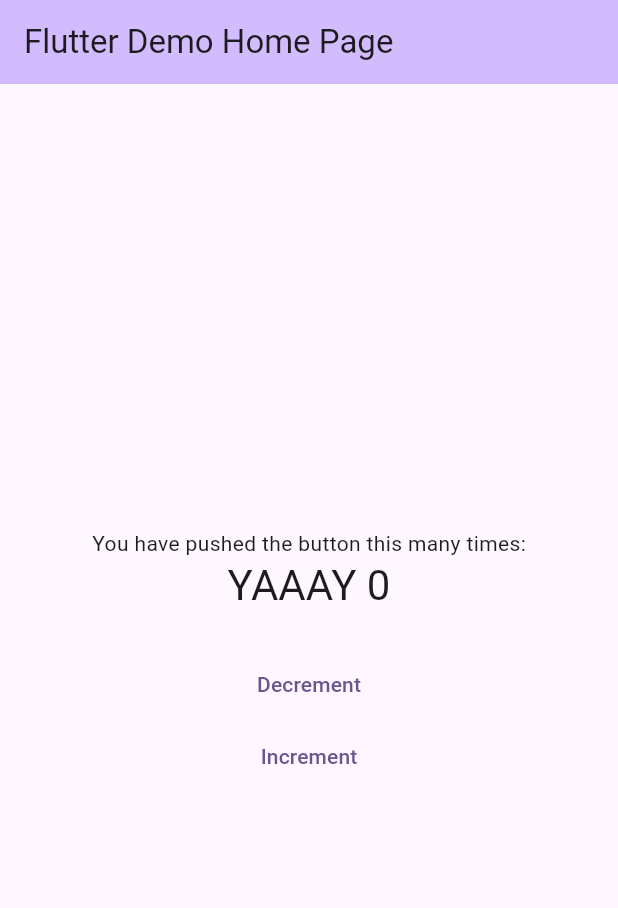
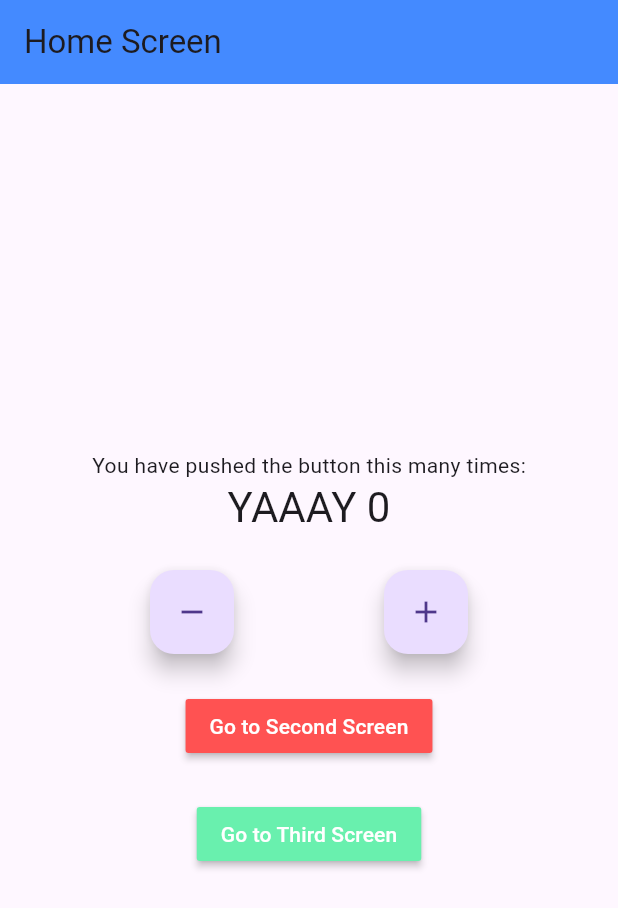
Before and after one commit to pxai/flutterbloccounter, a Flutter app: the screen it shows after launch, on a phone screen of 412 x 824 dp. Shown: the top 908 px of the screen. Run offline on Flutter 3.47's test engine with Material 3 defaults, Android fonts, the phone set to English and light mode, and no system bars; our stand-ins replace bloc, flutter_bloc.

Commit message:
Changed to routes with shared state

```diff
--- a/lib/main.dart
+++ b/lib/main.dart
@@ -1,121 +1,28 @@
 import 'package:flutter/material.dart';
 import 'package:flutter_bloc/flutter_bloc.dart';
 import 'state/counter_cubit.dart';
+import 'presentation/router/app_router.dart';
 
 void main() {
-  runApp(const MyApp());
+  runApp(MyApp());
 }
 
 class MyApp extends StatelessWidget {
-  const MyApp({super.key});
+  final AppRouter _appRouter = AppRouter();
 
   // This widget is the root of your application.
   @override
   Widget build(BuildContext context) {
-    return MaterialApp(
-      title: 'Flutter Demo',
-      theme: ThemeData(
-        colorScheme: ColorScheme.fromSeed(seedColor: Colors.deepPurple),
-        useMaterial3: true,
-      ),
-      home: BlocProvider<CounterCubit>(
-        create: (context) => CounterCubit(),
-        child: const MyHomePage(title: 'Flutter Demo Home Page'),
+    return BlocProvider<CounterCubit>(
+      create: (context) => CounterCubit(),
+      child: MaterialApp(
+        title: 'Flutter Demo',
+        theme: ThemeData(
+          primarySwatch: Colors.blue,
+          visualDensity: VisualDensity.adaptivePlatformDensity,
+        ),
+        onGenerateRoute: _appRouter.onGenerateRoute,
       ),
     );
   }
 }
-
-class MyHomePage extends StatefulWidget {
-  const MyHomePage({super.key, required this.title});
-  final String title;
-
-  @override
-  State<MyHomePage> createState() => _MyHomePageState();
-}
-
-class _MyHomePageState extends State<MyHomePage> {
-  int _counter = 0;
-
-  void _incrementCounter() {
-    setState(() {
-      _counter++;
-    });
-  }
-
-  @override
-  Widget build(BuildContext context) {
-    return Scaffold(
-      appBar: AppBar(
-        backgroundColor: Theme.of(context).colorScheme.inversePrimary,
-        title: Text(widget.title),
-      ),
-      body: Center(
-        child: Column(
-          mainAxisAlignment: MainAxisAlignment.center,
-          children: <Widget>[
-            const Text(
-              'You have pushed the button this many times:',
-            ),
-            BlocConsumer<CounterCubit, CounterState>(
-              listener: (context, state) {
-                if (state.wasIncremented == true) {
-                  ScaffoldMessenger.of(context).showSnackBar(
-                    SnackBar(
-                      content: Text('Incremented!'),
-                      duration: Duration(milliseconds: 300),
-                    ),
-                  );
-                } else if (state.wasIncremented == false) {
-                  ScaffoldMessenger.of(context).showSnackBar(
-                    SnackBar(
-                      content: Text('Decremented!'),
-                      duration: Duration(milliseconds: 300),
-                    ),
-                  );
-                }
-              },
-              builder: (context, state) {
-                if (state.counterValue < 0) {
-                  return Text(
-                    'BRR, NEGATIVE ' + state.counterValue.toString(),
-                    style: Theme.of(context).textTheme.headline4,
-                  );
-                } else if (state.counterValue % 2 == 0) {
-                  return Text(
-                    'YAAAY ' + state.counterValue.toString(),
-                    style: Theme.of(context).textTheme.headline4,
-                  );
-                } else if (state.counterValue == 5) {
-                  return Text(
-                    'HMM, NUMBER 5',
-                    style: Theme.of(context).textTheme.headline4,
-                  );
-                } else
-                  return Text(
-                    state.counterValue.toString(),
-                    style: Theme.of(context).textTheme.headline4,
-                  );
-              },
-            ),
-            SizedBox(
-              height: 24,
-            ),
-            TextButton(
-                onPressed: () {
-                  BlocProvider.of<CounterCubit>(context).decrement();
-                  // context.bloc<CounterCubit>().decrement();
-                },
-                child: const Text('Decrement')),
-            TextButton(
-                onPressed: () {
-                  BlocProvider.of<CounterCubit>(context).increment();
-                  // context.bloc<CounterCubit>().increment();
-                },
-                child: const Text('Increment')),
-          ],
-        ),
-      ),
-    );
-  }
-}
--- /dev/null
+++ b/lib/presentation/router/app_router.dart
@@ -0,0 +1,36 @@
+import 'package:flutter/material.dart';
+
+import 'package:flutterbloccounter/presentation/screens/home_screen.dart';
+import 'package:flutterbloccounter/presentation/screens/second_screen.dart';
+import 'package:flutterbloccounter/presentation/screens/third_screen.dart';
+
+class AppRouter {
+  Route? onGenerateRoute(RouteSettings settings) {
+    final Object? key = settings.arguments;
+    switch (settings.name) {
+      case '/':
+        return MaterialPageRoute(
+          builder: (_) => const MyHomePage(
+            title: "Home Screen",
+            color: Colors.blueAccent,
+          ),
+        );
+      case '/second':
+        return MaterialPageRoute(
+          builder: (_) => const SecondScreenPage(
+            title: "Second Screen",
+            color: Colors.redAccent,
+          ),
+        );
+      case '/third':
+        return MaterialPageRoute(
+          builder: (_) => const ThirdScreenPage(
+            title: "Thirst Screen",
+            color: Colors.greenAccent,
+          ),
+        );
+      default:
+        return null;
+    }
+  }
+}
--- /dev/null
+++ b/lib/presentation/screens/home_screen.dart
@@ -0,0 +1,134 @@
+import 'package:flutter/material.dart';
+import 'package:flutter_bloc/flutter_bloc.dart';
+import 'package:flutterbloccounter/state/counter_cubit.dart';
+
+class MyHomePage extends StatefulWidget {
+  const MyHomePage({super.key, required this.title, required this.color});
+  final String title;
+  final Color color;
+
+  @override
+  State<MyHomePage> createState() => _MyHomePageState();
+}
+
+class _MyHomePageState extends State<MyHomePage> {
+  GlobalKey<ScaffoldState> homeScreenKey = GlobalKey<ScaffoldState>();
+  @override
+  Widget build(BuildContext context) {
+    return Scaffold(
+      key: homeScreenKey,
+      appBar: AppBar(
+        backgroundColor: widget.color,
+        title: Text(widget.title),
+      ),
+      body: Center(
+        child: Column(
+          mainAxisAlignment: MainAxisAlignment.center,
+          children: <Widget>[
+            Text(
+              'You have pushed the button this many times:',
+            ),
+            BlocConsumer<CounterCubit, CounterState>(
+              listener: (context, state) {
+                if (state.wasIncremented == true) {
+                  ScaffoldMessenger.of(context).showSnackBar(
+                    SnackBar(
+                      content: Text('Incremented!'),
+                      duration: Duration(milliseconds: 300),
+                    ),
+                  );
+                } else if (state.wasIncremented == false) {
+                  ScaffoldMessenger.of(context).showSnackBar(
+                    SnackBar(
+                      content: Text('Decremented!'),
+                      duration: Duration(milliseconds: 300),
+                    ),
+                  );
+                }
+              },
+              builder: (context, state) {
+                if (state.counterValue < 0) {
+                  return Text(
+                    'BRR, NEGATIVE ' + state.counterValue.toString(),
+                    style: Theme.of(context).textTheme.headline4,
+                  );
+                } else if (state.counterValue % 2 == 0) {
+                  return Text(
+                    'YAAAY ' + state.counterValue.toString(),
+                    style: Theme.of(context).textTheme.headline4,
+                  );
+                } else if (state.counterValue == 5) {
+                  return Text(
+                    'HMM, NUMBER 5',
+                    style: Theme.of(context).textTheme.headline4,
+                  );
+                } else
+                  return Text(
+                    state.counterValue.toString(),
+                    style: Theme.of(context).textTheme.headline4,
+                  );
+              },
+            ),
+            SizedBox(
+              height: 24,
+            ),
+            Row(
+              mainAxisAlignment: MainAxisAlignment.spaceEvenly,
+              children: [
+                FloatingActionButton(
+                  heroTag: Text('${widget.title}'),
+                  onPressed: () {
+                    BlocProvider.of<CounterCubit>(context).decrement();
+                    // context.bloc<CounterCubit>().decrement();
+                  },
+                  tooltip: 'Decrement',
+                  child: Icon(Icons.remove),
+                ),
+                FloatingActionButton(
+                  heroTag: Text('${widget.title} 2nd'),
+                  onPressed: () {
+                    BlocProvider.of<CounterCubit>(context).increment();
+                    //context.bloc<CounterCubit>().increment();
+                  },
+                  tooltip: 'Increment',
+                  child: Icon(Icons.add),
+                ),
+              ],
+            ),
+            SizedBox(
+              height: 24,
+            ),
+            MaterialButton(
+              color: Colors.redAccent,
+              child: Text(
+                'Go to Second Screen',
+                style: TextStyle(color: Colors.white),
+              ),
+              onPressed: () {
+                Navigator.of(context).pushNamed(
+                  '/second',
+                  arguments: homeScreenKey,
+                );
+              },
+            ),
+            SizedBox(
+              height: 24,
+            ),
+            MaterialButton(
+              color: Colors.greenAccent,
+              child: Text(
+                'Go to Third Screen',
+                style: TextStyle(color: Colors.white),
+              ),
+              onPressed: () {
+                Navigator.of(context).pushNamed(
+                  '/third',
+                );
+              },
+            ),
+          ],
+        ),
+      ),
+    );
+  }
+}
```
Also changed, not shown: lib/presentation/screens/second_screen.dart (added, +98 -0 lines), lib/presentation/screens/third_screen.dart (added, +98 -0 lines).
